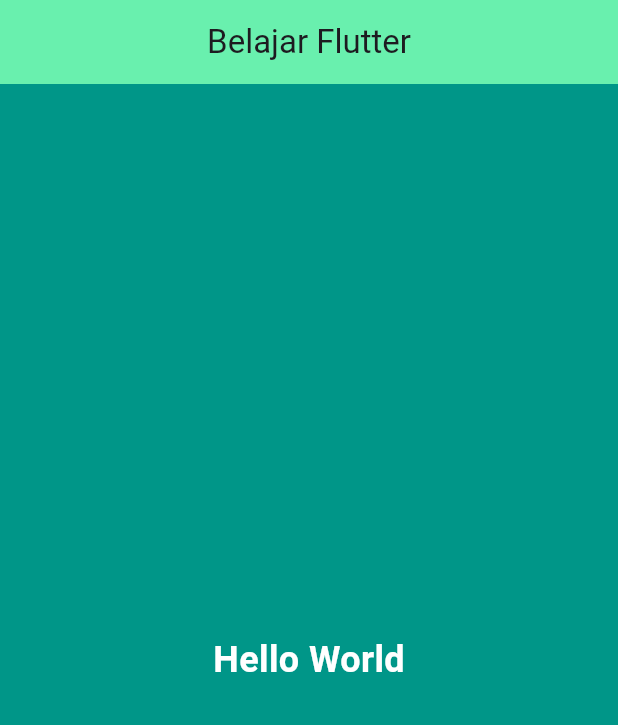
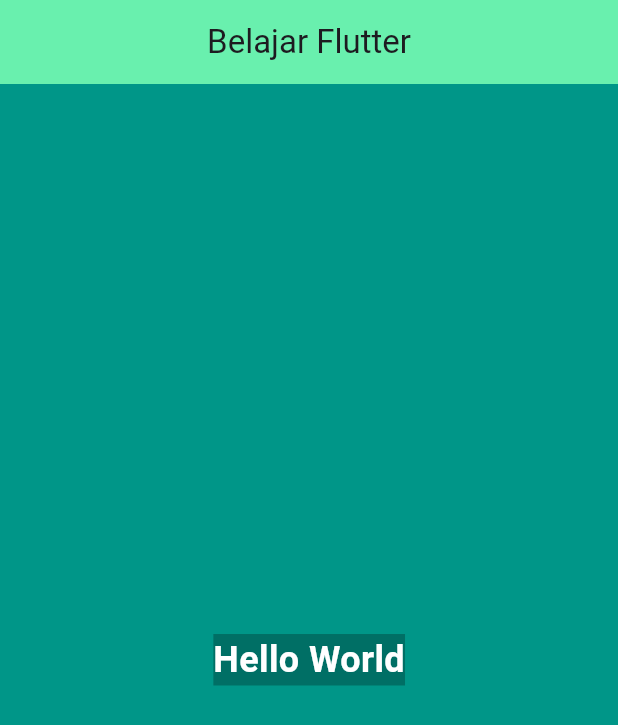
Before and after one commit to andikaa666/myapp, a Flutter app: the screen it shows after launch, on a phone screen of 412 x 824 dp. Shown: the top 725 px of the screen. Run offline on Flutter 3.47's test engine with Material 3 defaults, Android fonts, the phone set to English and light mode, and no system bars.

Commit message:
add background text

```diff
--- a/lib/main.dart
+++ b/lib/main.dart
@@ -24,6 +24,7 @@ class MyApp extends StatelessWidget {
                 fontSize: 24,
                 color: Colors.white,
                 fontWeight: FontWeight.bold,
+                backgroundColor: Colors.black26,
               ),
             ),
           )),
```
